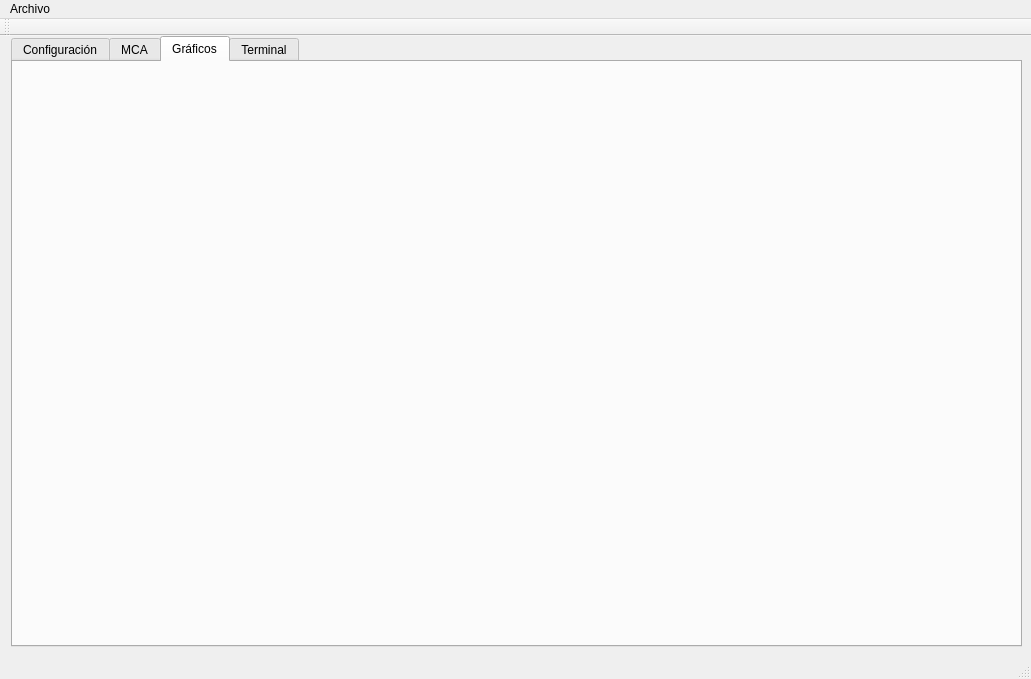
Old version of the form ui/MainWindow.ui in the repository dpirlo/qt-mca.
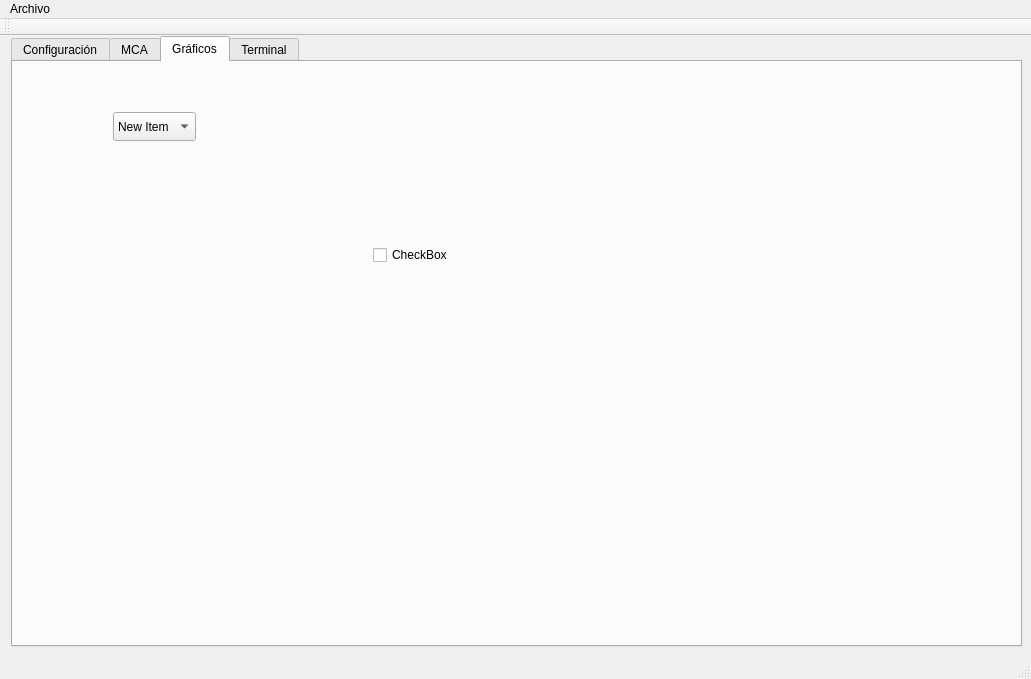
New version of the form. The open tabs and pages were chosen to show the change. Custom widgets are drawn as their Qt base class.

Commit message:
Agregado: [MainWindow] Boton clear
Se agrega el botón clear para limpiar la línea del terminal de prueba.

```diff
--- a/ui/MainWindow.ui
+++ b/ui/MainWindow.ui
@@ -2969,6 +2969,67 @@
      <attribute name="title">
       <string>Gráficos</string>
      </attribute>
+     <widget class="QCheckBox" name="checkBox">
+      <property name="geometry">
+       <rect>
+        <x>110</x>
+        <y>50</y>
+        <width>95</width>
+        <height>26</height>
+       </rect>
+      </property>
+      <property name="text">
+       <string>CheckBox</string>
+      </property>
+     </widget>
+     <widget class="QCheckBox" name="checkBox_2">
+      <property name="geometry">
+       <rect>
+        <x>360</x>
+        <y>180</y>
+        <width>95</width>
+        <height>26</height>
+       </rect>
+      </property>
+      <property name="text">
+       <string>CheckBox</string>
+      </property>
+     </widget>
+     <widget class="QComboBox" name="comboBox">
+      <property name="geometry">
+       <rect>
+        <x>100</x>
+        <y>50</y>
+        <width>83</width>
+        <height>29</height>
+       </rect>
+      </property>
+      <item>
+       <property name="text">
+        <string>New Item</string>
+       </property>
+      </item>
+      <item>
+       <property name="text">
+        <string>New Item</string>
+       </property>
+      </item>
+      <item>
+       <property name="text">
+        <string>New Item</string>
+       </property>
+      </item>
+      <item>
+       <property name="text">
+        <string>New Item</string>
+       </property>
+      </item>
+      <item>
+       <property name="text">
+        <string>New Item</string>
+       </property>
+      </item>
+     </widget>
     </widget>
     <widget class="QWidget" name="terminal">
      <property name="sizePolicy">
```
Left out of the diff: 15 changed lines with no effect on the pictures. The commit also changes 2 other files.
